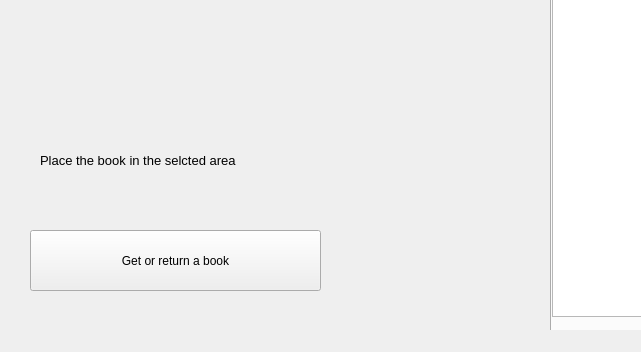
itlab-vision/openvino-smart-library, file src/GUI/ui/ReaderWin.ui: the form before one commit; both pictures show x 0 to 641 and y 330 to 682 of the 1220 by 682 pixel window.
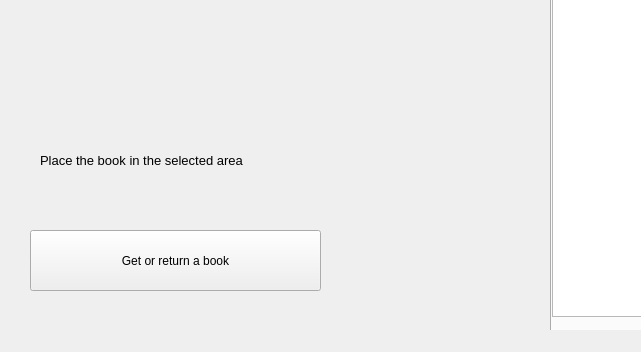
The form after the commit.

The edit to the form file:
```diff
--- a/src/GUI/ui/ReaderWin.ui
+++ b/src/GUI/ui/ReaderWin.ui
@@ -99,7 +99,7 @@
      </font>
     </property>
     <property name="text">
-     <string>Place the book in the selcted area</string>
+     <string>Place the book in the selected area</string>
     </property>
    </widget>
    <widget class="QTabWidget" name="tabWidget">
```
Left out of the diff: 2 changed lines with no effect on the pictures.
